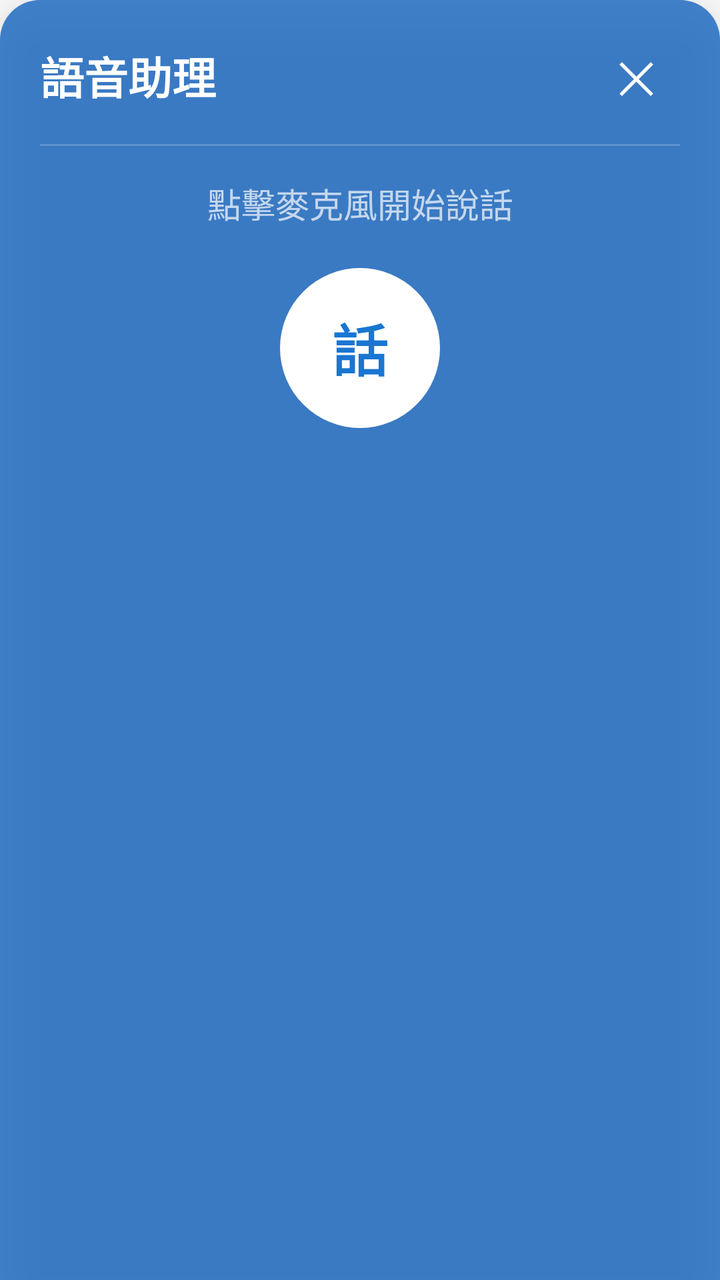
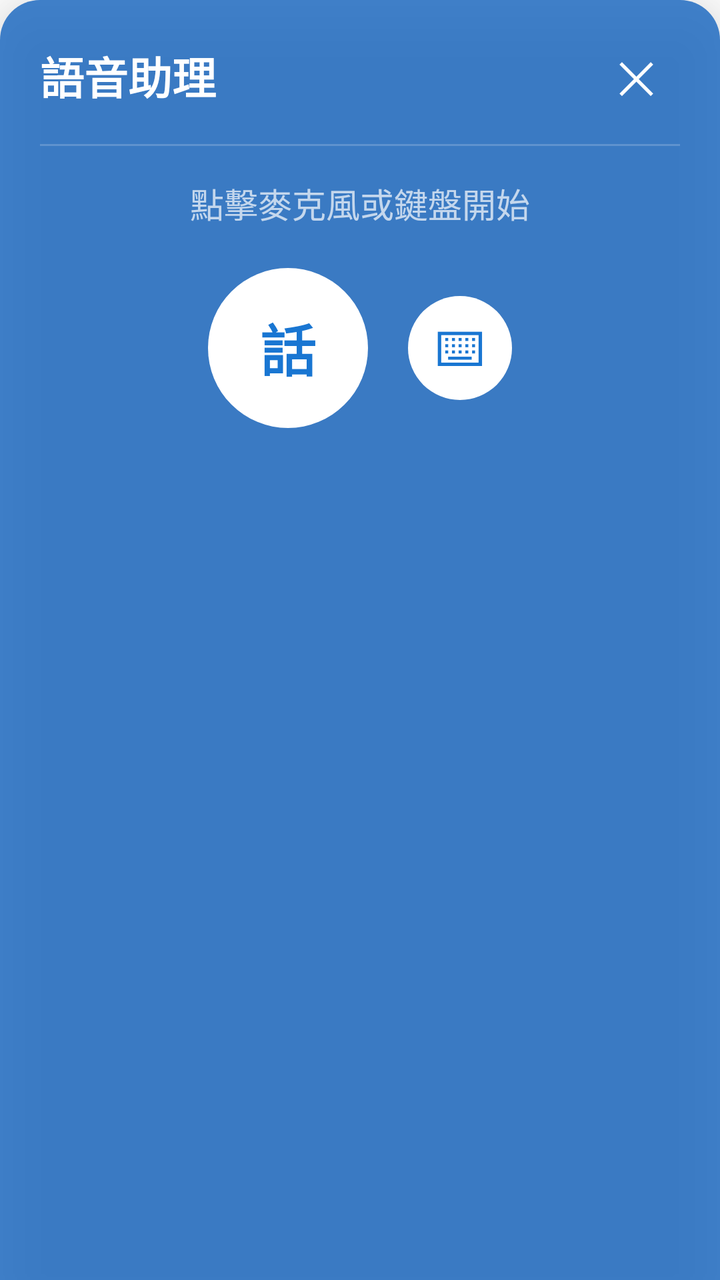

Two renders of the same Android screen: before a commit and after it. Below are the layout's source before the change and the commit's diff.
<!-- AndroidManifest.xml: application theme Theme.ElderlyAssistant -->
<!-- res/layout/layout_bubble_expanded.xml -->
<?xml version="1.0" encoding="utf-8"?>
<LinearLayout xmlns:android="http://schemas.android.com/apk/res/android"
    android:layout_width="match_parent"
    android:layout_height="wrap_content"
    android:orientation="vertical"
    android:background="@drawable/panel_background"
    android:elevation="20dp"
    android:paddingLeft="20dp"
    android:paddingRight="20dp"
    android:paddingTop="16dp"
    android:paddingBottom="24dp">

    
    <LinearLayout
        android:layout_width="match_parent"
        android:layout_height="wrap_content"
        android:orientation="horizontal"
        android:gravity="center_vertical"
        android:layout_marginBottom="12dp">

        <TextView
            android:layout_width="0dp"
            android:layout_height="wrap_content"
            android:layout_weight="1"
            android:text="語音助理"
            android:textSize="22sp"
            android:textStyle="bold"
            android:textColor="@android:color/white" />

        <TextView
            android:id="@+id/btn_collapse"
            android:layout_width="44dp"
            android:layout_height="44dp"
            android:text="✕"
            android:textColor="@android:color/white"
            android:textSize="22sp"
            android:gravity="center"
            android:padding="4dp" />
    </LinearLayout>

    
    <View
        android:layout_width="match_parent"
        android:layout_height="1dp"
        android:background="#30FFFFFF"
        android:layout_marginBottom="16dp" />

    
    <TextView
        android:id="@+id/tv_status"
        android:layout_width="match_parent"
        android:layout_height="wrap_content"
        android:text="點擊麥克風開始說話"
        android:textSize="17sp"
        android:textColor="@color/white_70"
        android:gravity="center"
        android:layout_marginBottom="20dp" />

    
    <FrameLayout
        android:layout_width="80dp"
        android:layout_height="80dp"
        android:layout_gravity="center_horizontal"
        android:layout_marginBottom="16dp">

        <TextView
            android:id="@+id/btn_mic"
            android:layout_width="80dp"
            android:layout_height="80dp"
            android:background="@drawable/mic_button_background"
            android:text="話"
            android:textColor="@color/blue_700"
            android:textSize="28sp"
            android:textStyle="bold"
            android:gravity="center" />
    </FrameLayout>

    
    <TextView
        android:id="@+id/tv_node_info"
        android:layout_width="match_parent"
        android:layout_height="wrap_content"
        android:text=""
        android:textSize="12sp"
        android:textColor="#80FFFFFF"
        android:gravity="center"
        android:visibility="gone" />

</LinearLayout>
<!-- resources referenced by this layout -->
<resources>
  <color name="blue_700">#1976D2</color>
  <color name="white_70">#B3FFFFFF</color>
  <!-- drawable mic_button_background (drawable) -->
  <?xml version="1.0" encoding="utf-8"?>
  <shape xmlns:android="http://schemas.android.com/apk/res/android"
      android:shape="oval">
      <solid android:color="#FFFFFF" />
  </shape>
  <!-- drawable panel_background (drawable) -->
  <?xml version="1.0" encoding="utf-8"?>
  <shape xmlns:android="http://schemas.android.com/apk/res/android"
      android:shape="rectangle">
      <solid android:color="@color/panel_bg" />
      <corners android:topLeftRadius="20dp" android:topRightRadius="20dp" />
  </shape>
  <style name="Theme.ElderlyAssistant" parent="Theme.MaterialComponents.DayNight.NoActionBar">
          <item name="colorPrimary">@color/blue_700</item>
          <item name="colorPrimaryDark">@color/blue_900</item>
          <item name="colorAccent">@color/teal_200</item>
      </style>
  <color name="panel_bg">#CC1565C0</color>
  <color name="blue_900">#0D47A1</color>
  <color name="teal_200">#80CBC4</color>
</resources>

<!-- the commit's change to res/layout/layout_bubble_expanded.xml (unified diff, before → after) -->
@@ -50,19 +50,21 @@
         android:id="@+id/tv_status"
         android:layout_width="match_parent"
         android:layout_height="wrap_content"
-        android:text="點擊麥克風開始說話"
+        android:text="點擊麥克風或鍵盤開始"
         android:textSize="17sp"
         android:textColor="@color/white_70"
         android:gravity="center"
         android:layout_marginBottom="20dp" />
 
     
-    <FrameLayout
-        android:layout_width="80dp"
-        android:layout_height="80dp"
-        android:layout_gravity="center_horizontal"
-        android:layout_marginBottom="16dp">
+    <LinearLayout
+        android:layout_width="match_parent"
+        android:layout_height="wrap_content"
+        android:orientation="horizontal"
+        android:gravity="center"
+        android:layout_marginBottom="12dp">
 
+        
         <TextView
             android:id="@+id/btn_mic"
             android:layout_width="80dp"
@@ -73,17 +75,68 @@
             android:textSize="28sp"
             android:textStyle="bold"
             android:gravity="center" />
-    </FrameLayout>
+
+        
+        <TextView
+            android:id="@+id/btn_keyboard_toggle"
+            android:layout_width="52dp"
+            android:layout_height="52dp"
+            android:layout_marginStart="20dp"
+            android:background="@drawable/mic_button_background"
+            android:text="⌨"
+            android:textColor="@color/blue_700"
+            android:textSize="24sp"
+            android:gravity="center"
+            android:contentDescription="切換文字輸入" />
+    </LinearLayout>
 
     
-    <TextView
-        android:id="@+id/tv_node_info"
+    <LinearLayout
+        android:id="@+id/row_text_input"
         android:layout_width="match_parent"
         android:layout_height="wrap_content"
-        android:text=""
-        android:textSize="12sp"
-        android:textColor="#80FFFFFF"
-        android:gravity="center"
+        android:orientation="horizontal"
+        android:gravity="center_vertical"
+        android:layout_marginTop="4dp"
+        android:visibility="gone">
+
+        <EditText
+            android:id="@+id/et_text_input"
+            android:layout_width="0dp"
+            android:layout_height="wrap_content"
+            android:layout_weight="1"
+            android:hint="@string/hint_type_command"
+            android:hintTextColor="#80FFFFFF"
+            android:textColor="@android:color/white"
+            android:textSize="16sp"
+            android:inputType="text"
+            android:imeOptions="actionSend|flagNoExtractUi"
+            android:maxLines="1"
+            android:background="@null"
+            android:paddingStart="4dp"
+            android:paddingEnd="8dp" />
+
+        <TextView
+            android:id="@+id/btn_send_text"
+            android:layout_width="56dp"
+            android:layout_height="48dp"
+            android:text="@string/btn_send"
+            android:textColor="@android:color/white"
+            android:textSize="16sp"
+            android:textStyle="bold"
+            android:gravity="center"
+            android:background="#4D1565C0"
+            android:paddingStart="8dp"
+            android:paddingEnd="8dp" />
+    </LinearLayout>
+
+    
+    <View
+        android:id="@+id/divider_text_input"
+        android:layout_width="match_parent"
+        android:layout_height="1dp"
+        android:background="#30FFFFFF"
+        android:layout_marginTop="8dp"
         android:visibility="gone" />
 
 </LinearLayout>
<!-- resource entries referenced after the edit -->
@@ -15,6 +15,8 @@
       <solid android:color="@color/panel_bg" />
       <corners android:topLeftRadius="20dp" android:topRightRadius="20dp" />
   </shape>
+  <string name="btn_send">送出</string>
+  <string name="hint_type_command">請輸入指令…</string>
   <style name="Theme.ElderlyAssistant" parent="Theme.MaterialComponents.DayNight.NoActionBar">
           <item name="colorPrimary">@color/blue_700</item>
           <item name="colorPrimaryDark">@color/blue_900</item>
